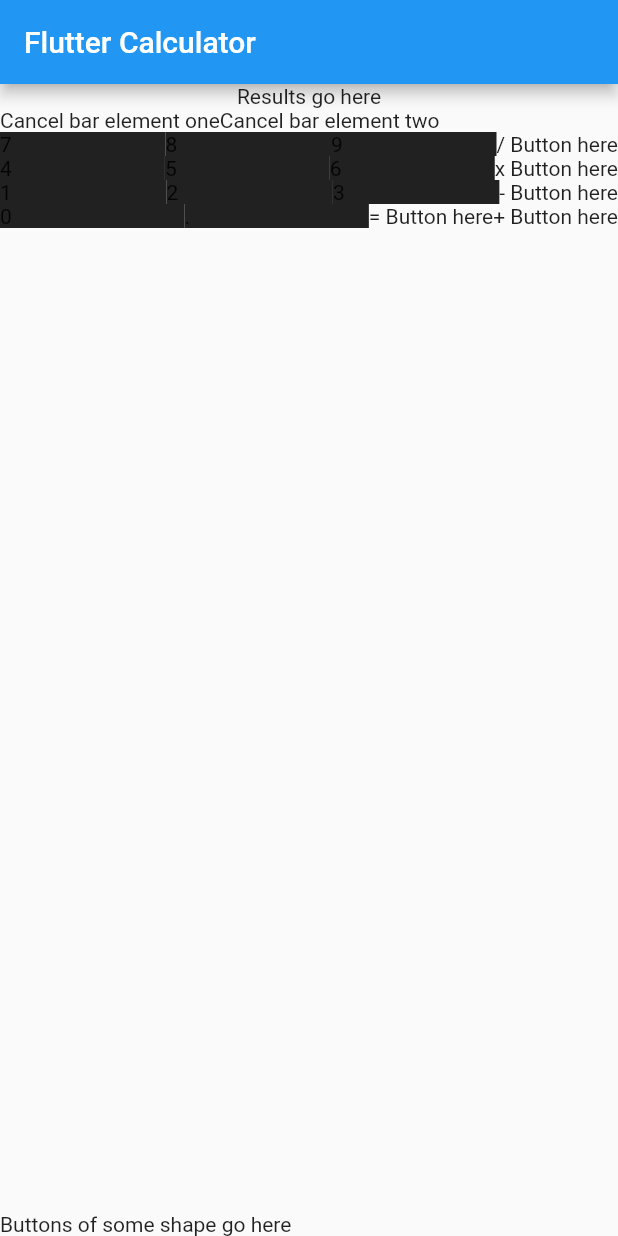
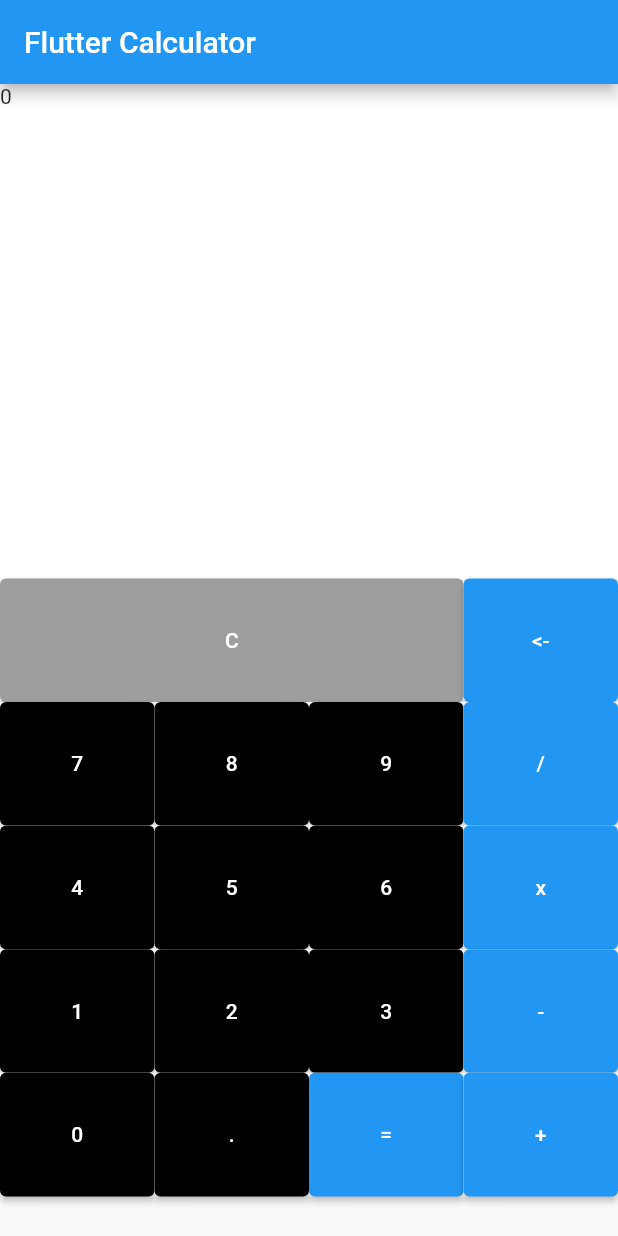
Before and after one commit to thj13/CSF306-coursework-1, a Flutter app: the screen it shows after launch, on a phone screen of 412 x 824 dp. Run offline on Flutter 3.47's test engine with Material 2 defaults, Android fonts, the phone set to English and light mode, and no system bars.

Commit message:
Media query working on UI

```diff
--- a/lib/main.dart
+++ b/lib/main.dart
@@ -1,9 +1,10 @@
 import 'package:flutter/material.dart';
+import 'package:flutter/cupertino.dart';
 
 void main() {
-  runApp(Calculator());
+  runApp(MaterialApp(
+      home: Calculator()));
 }
-
 
 class Calculator extends StatelessWidget {
   const Calculator() : super();
@@ -16,14 +17,23 @@ class Calculator extends StatelessWidget {
             title: const Text('Flutter Calculator'),
           ),
           body: Column(
+            crossAxisAlignment: CrossAxisAlignment.stretch,
             children: [
               Container(
-                child: Text('Results go here'),
+                child: Text('0'),
+                height: MediaQuery.of(context).size.height * 0.4,
+                color: Colors.white,
               ),
               Row(
                 children: [
-                  Text('Cancel bar element one'),
-                  Text('Cancel bar element two'),
+                  LongButton(buttonText: 'C'),
+                  OperatorButton(operator: '<-'),
+                  // Container(
+                  //   child: Text('Other element'),
+                  //   height: 100,
+                  //   width: 100,
+                  //   color: Colors.blueGrey,
+                  // ),
                 ],
               ),
               Row(
@@ -31,7 +41,7 @@ class Calculator extends StatelessWidget {
                   NumberButton(number: '7'),
                   NumberButton(number: '8'),
                   NumberButton(number: '9'),
-                  Text('/ Button here'),
+                  OperatorButton(operator: '/'),
                 ],
               ),
               Row(
@@ -39,7 +49,7 @@ class Calculator extends StatelessWidget {
                   NumberButton(number: '4'),
                   NumberButton(number: '5'),
                   NumberButton(number: '6'),
-                  Text('x Button here'),
+                  OperatorButton(operator: 'x'),
                 ],
               ),
               Row(
@@ -47,36 +57,22 @@ class Calculator extends StatelessWidget {
                   NumberButton(number: '1'),
                   NumberButton(number: '2'),
                   NumberButton(number: '3'),
-                  Text('- Button here'),
+                  OperatorButton(operator: '-'),
                 ],
               ),
               Row(
                 children: [
                   NumberButton(number: '0'),
                   NumberButton(number: '.'),
-                  Text('= Button here'),
-                  Text('+ Button here'),
+                  OperatorButton(operator: '='),
+                  OperatorButton(operator: '+'),
                 ],
               ),
             ],
           ),
-
-          bottomNavigationBar: Text('Buttons of some shape go here'),
+          // bottomNavigationBar: Text('Buttons of some shape go here'),
         )
     );
-  }
-}
-
-class RainbowSlice extends StatelessWidget {
-  final Color color;
-  const RainbowSlice({required this.color, Key? key}) : super(key: key);
-
-  @override
-  Widget build(BuildContext context) {
-    return Expanded(child: Container(color: color, child: Padding(
-      padding: const EdgeInsets.all(8.0),
-      child: Text('hello', style: TextStyle(fontSize: 32)),
-    )));
   }
 }
 
@@ -90,12 +86,70 @@ class NumberButton extends StatelessWidget {
   Widget build(BuildContext context) {
 
     return Expanded(
+        flex: 25,
         child: Container(
-            color: color,
+          color: Colors.white,
+          height: MediaQuery.of(context).size.height * 0.1,
+          child: ElevatedButton(
             child: Text(number),
+            onPressed: () {},
+            style: ElevatedButton.styleFrom(
+              primary: Colors.black,
+            ),
+          ),
         )
     );
 
   }
+}
 
+class OperatorButton extends StatelessWidget {
+
+  final String operator;
+  final Color color = Colors.blue;
+  const OperatorButton({ required this.operator, Key? key}) : super(key: key);
+
+  @override
+  Widget build(BuildContext context) {
+
+    return Expanded(
+        flex: 25,
+        child: Container(
+          color: Colors.white,
+          height: MediaQuery.of(context).size.height * 0.1,
+          child: ElevatedButton(
+            child: Text(operator),
+            onPressed: () {},
+          ),
+        )
+    );
+
+  }
 }
+
+class LongButton extends StatelessWidget {
+
+  final String buttonText;
+  final Color color = Colors.grey;
+  const LongButton({ required this.buttonText, Key? key}) : super(key: key);
+
+  @override
+  Widget build(BuildContext context) {
+
+    return Expanded(
+        flex: 75,
+        child: Container(
+          color: Colors.white,
+          height: MediaQuery.of(context).size.height * 0.1,
+          child: ElevatedButton(
+            child: Text(buttonText),
+            onPressed: () {},
+            style: ElevatedButton.styleFrom(
+              primary: Colors.grey,
+            ),
+          ),
+        )
+    );
+
+  }
+}
```
